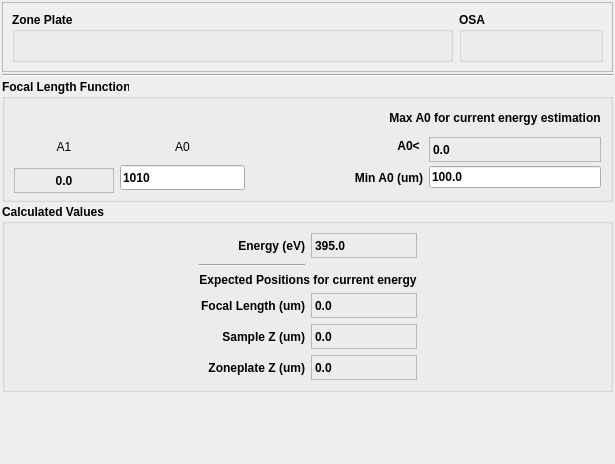
Above: cls/applications/pyStxm/preferences/focusAndZoneplateParms/focusAndZoneplateParms.ui from Canadian-Light-Source/pyStxm before the change. Below: the same form after it.
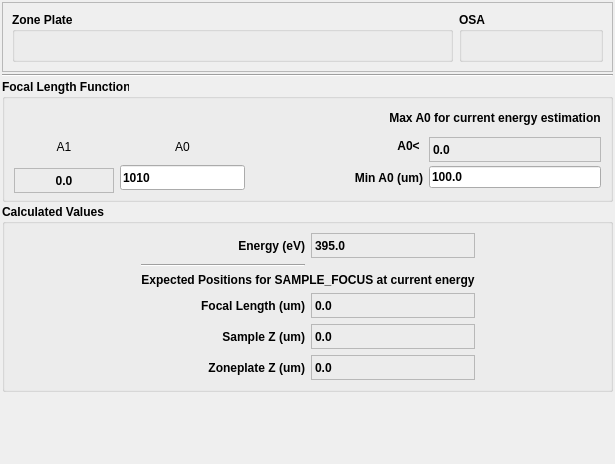
That is the form after the change.

Commit message: added energy device to control auto focussing, removed reliance on epics app, added sim device and object

```diff
--- a/cls/applications/pyStxm/preferences/focusAndZoneplateParms/focusAndZoneplateParms.ui
+++ b/cls/applications/pyStxm/preferences/focusAndZoneplateParms/focusAndZoneplateParms.ui
@@ -413,7 +413,7 @@
            </font>
           </property>
           <property name="text">
-           <string>Expected Positions for current energy</string>
+           <string>Expected Positions for SAMPLE_FOCUS at current energy</string>
           </property>
           <property name="alignment">
            <set>Qt::AlignCenter</set>
```
The commit also changes 19 other files.
